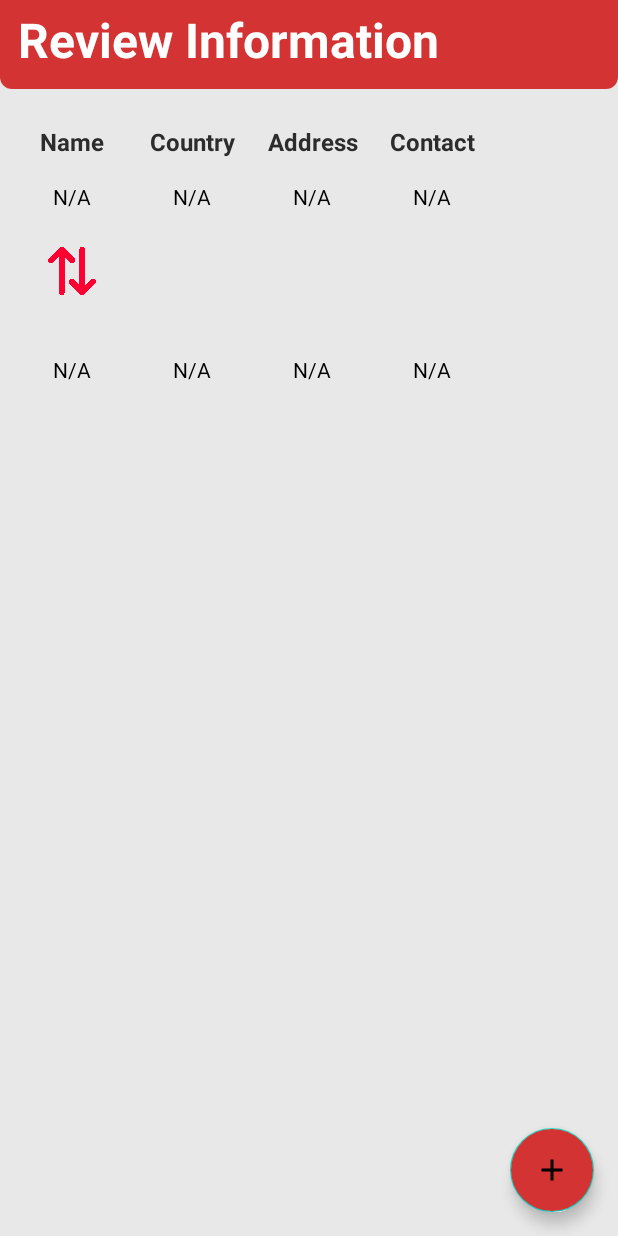
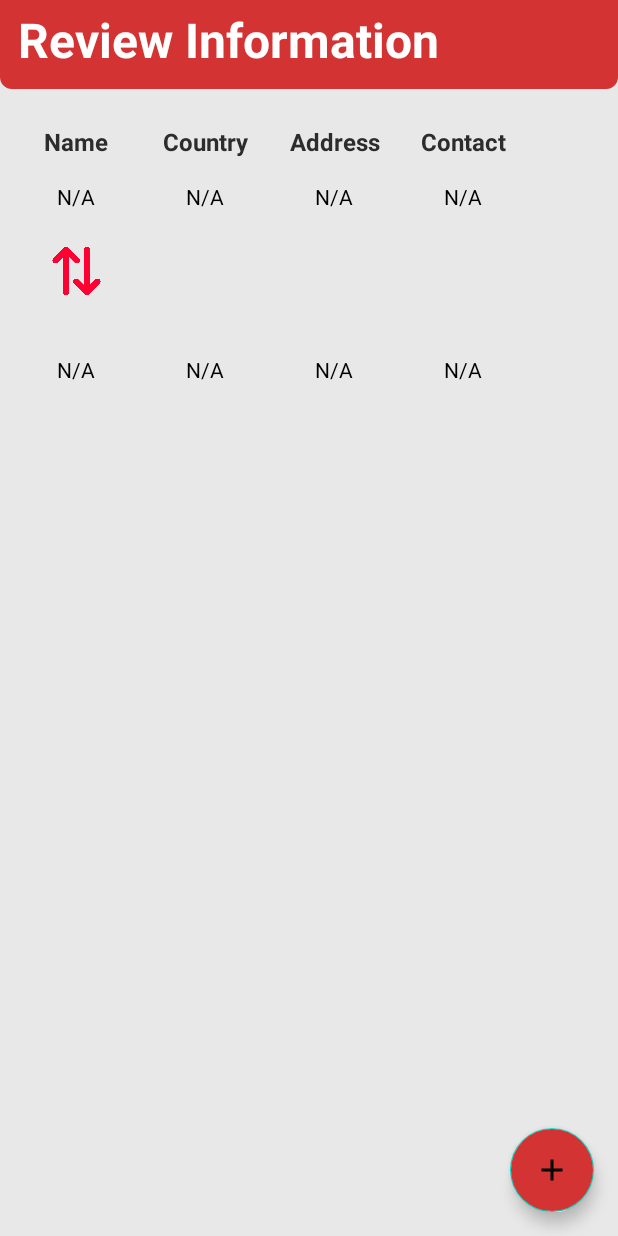
Before and after one commit to shaafsalman/FastTransfer, an Android app: the ReviewDetailsActivity screen opened directly, with no data from a screen before it, on a phone screen of 412 x 824 dp. Run offline under Robolectric (Android 15) with nearby library versions, the light colour scheme and no system bars.

Commit message:
minor changes

```diff
--- a/app/src/main/res/values-night/themes.xml
+++ b/app/src/main/res/values-night/themes.xml
@@ -57,7 +57,7 @@
     <style name="revHeaderTextStyle">
         <item name="android:textSize">@dimen/text_size</item>
         <item name="android:textStyle">bold</item>
-        <item name="android:textColor">@color/colorText</item>
+        <item name="android:textColor">@color/colorButtonText</item>
         <item name="android:gravity">center</item>
         <item name="android:layout_width">@dimen/column_width</item>
         <item name="android:layout_height">wrap_content</item>
--- a/app/src/main/res/values/dimens.xml
+++ b/app/src/main/res/values/dimens.xml
@@ -14,7 +14,7 @@
     <dimen name="header_font">28sp</dimen>
 
     <dimen name="review_margin">24dp</dimen>
-    <dimen name="column_width">80dp</dimen>
+    <dimen name="column_width">86dp</dimen>
     <dimen name="text_size">16sp</dimen>
     <dimen name="header_padding">16dp</dimen>
 
```
